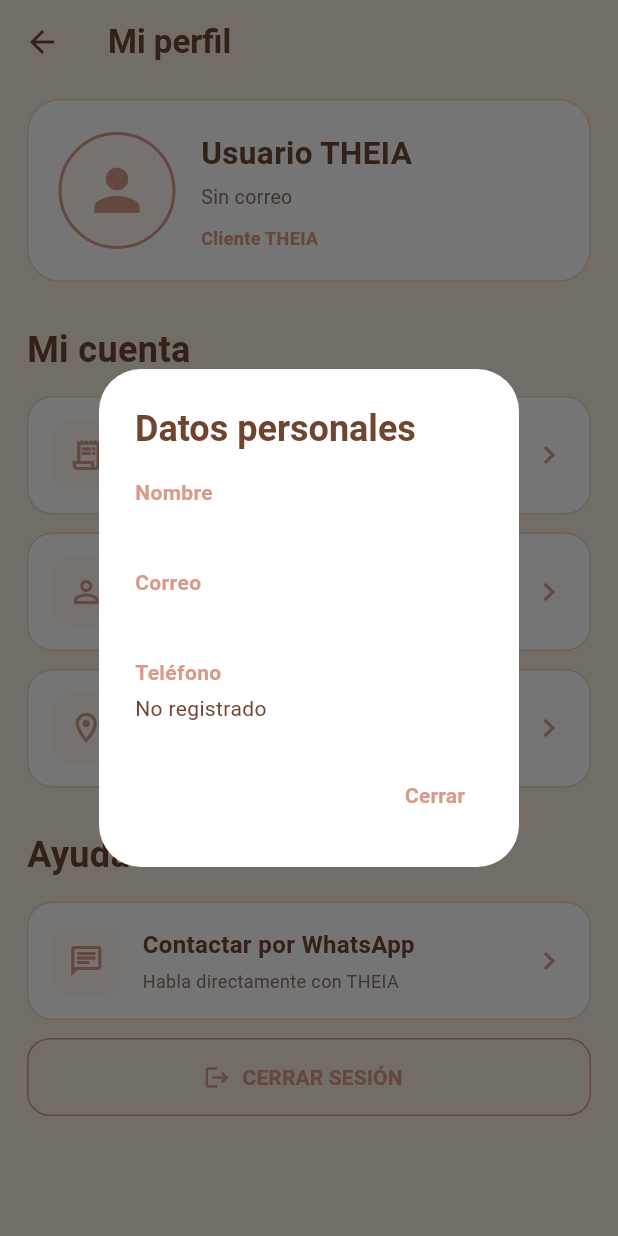
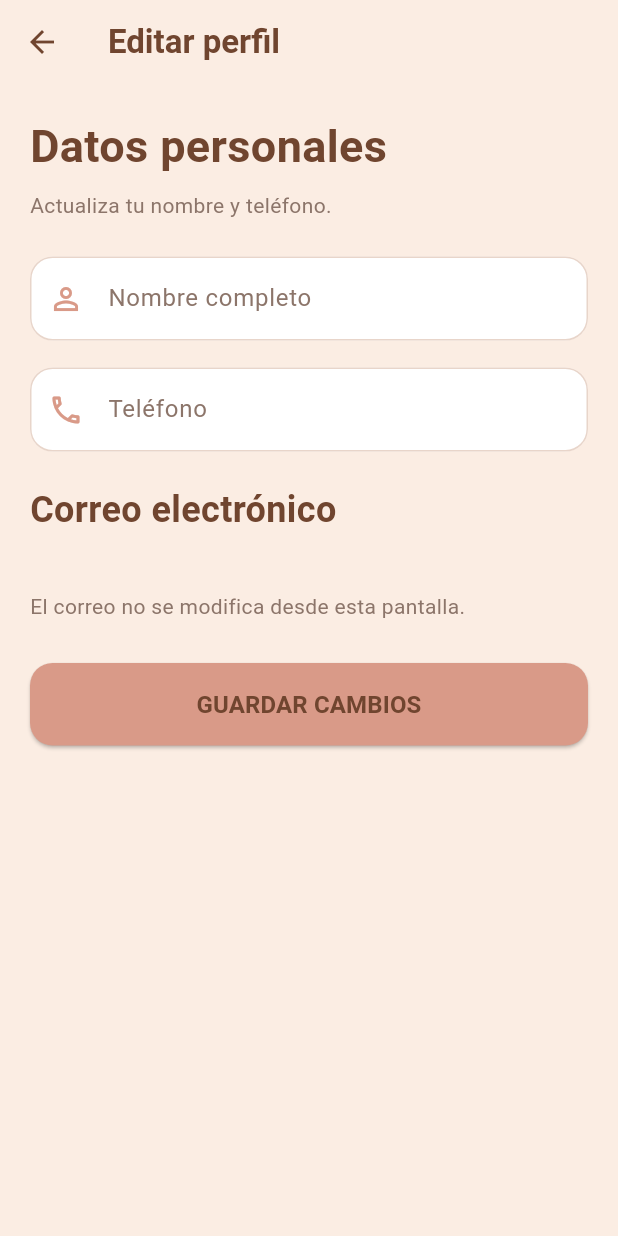
Before and after one commit to cherlynwz/theiaapp, a Flutter app: the PerfilCliente screen opened directly, after a tap on "Datos personales", on a phone screen of 412 x 824 dp. Run offline on Flutter 3.47's test engine with Material 3 defaults, Android fonts, the phone set to English and light mode, and no system bars; our stand-ins replace cloud_firestore, firebase_auth, firebase_core, flutter_map, google_sign_in, image_picker and 2 more; accounts and stored records are empty.

Commit message:
feat: permitir editar nombre y telefono del perfil del cliente

```diff
--- a/lib/logica/autenticacion_service.dart
+++ b/lib/logica/autenticacion_service.dart
@@ -127,4 +127,89 @@
       throw AutenticacionException(e.code);
     }
   }
+
+  // VALIDAR NOMBRE DEL PERFIL
+  static String? validarNombrePerfil(String valor) {
+    final nombre = valor.trim().replaceAll(RegExp(r'\s+'), ' ');
+
+    if (nombre.isEmpty) {
+      return 'Ingresa tu nombre';
+    }
+
+    if (nombre.runes.length > 100) {
+      return 'El nombre debe tener como máximo 100 caracteres';
+    }
+
+    final formato = RegExp(
+      r"^\p{L}[\p{L}\p{M}]*(?:[ '\u2019\u002D]\p{L}[\p{L}\p{M}]*)*$",
+      unicode: true,
+    );
+
+    if (!formato.hasMatch(nombre)) {
+      return 'Usa letras, espacios, apóstrofos o guiones';
+    }
+
+    return null;
+  }
+
+  // VALIDAR TELÉFONO DEL PERFIL
+  static String? validarTelefonoPerfil(String valor) {
+    if (!RegExp(r'^[0-9]{10}$').hasMatch(valor.trim())) {
+      return 'Ingresa un teléfono de exactamente 10 dígitos';
+    }
+
+    return null;
+  }
+
+  // GUARDAR PERFIL Y ACTUALIZAR LA SESIÓN
+  Future<Usuario> actualizarPerfil({
+    required String nombre,
+    required String telefono,
+  }) async {
+    final nombreLimpio = nombre.trim().replaceAll(RegExp(r'\s+'), ' ');
+    final telefonoLimpio = telefono.trim();
+
+    if (validarNombrePerfil(nombreLimpio) != null) {
+      throw AutenticacionException('nombre-invalido');
+    }
+
+    if (validarTelefonoPerfil(telefonoLimpio) != null) {
+      throw AutenticacionException('telefono-invalido');
+    }
+
+    final usuarioActual = Sesion.usuarioActual;
+    final uid = FirebaseAuth.instance.currentUser?.uid;
+
+    if (usuarioActual == null || uid == null) {
+      throw AutenticacionException('usuario-no-autenticado');
+    }
+
+    try {
+      await _dao.actualizarPerfil(
+        nombre: nombreLimpio,
+        telefono: telefonoLimpio,
+      );
+
+      // Evita modificar una sesión que haya cambiado durante el guardado.
+      if (FirebaseAuth.instance.currentUser?.uid != uid ||
+          !identical(Sesion.usuarioActual, usuarioActual)) {
+        throw AutenticacionException('sesion-cambiada');
+      }
+
+      final actualizado = Usuario(
+        id: usuarioActual.id,
+        nombre: nombreLimpio,
+        correo: usuarioActual.correo,
+        password: usuarioActual.password,
+        telefono: telefonoLimpio,
+        rol: usuarioActual.rol,
+      );
+
+      Sesion.iniciarSesion(actualizado);
+
+      return actualizado;
+    } on FirebaseAuthException catch (e) {
+      throw AutenticacionException(e.code);
+    }
+  }
 }
--- /dev/null
+++ b/lib/presentacion/pantallas/cliente/editar_perfil.dart
@@ -0,0 +1,269 @@
+import 'package:flutter/material.dart';
+import 'package:flutter/services.dart';
+
+import '../../../logica/autenticacion_service.dart';
+import '../../../logica/sesion.dart';
+import '../../estilos/styles.dart';
+
+class EditarPerfil extends StatefulWidget {
+  const EditarPerfil({super.key});
+
+  @override
+  State<EditarPerfil> createState() => _EditarPerfilState();
+}
+
+class _EditarPerfilState extends State<EditarPerfil> {
+  final _formKey = GlobalKey<FormState>();
+  final _servicio = AutenticacionService();
+
+  late final TextEditingController nombreController;
+  late final TextEditingController telefonoController;
+
+  bool guardando = false;
+  bool validarCampos = false;
+  String? mensajeError;
+
+  @override
+  void initState() {
+    super.initState();
+
+    final usuario = Sesion.usuarioActual;
+
+    nombreController = TextEditingController(text: usuario?.nombre ?? '');
+
+    telefonoController = TextEditingController(text: usuario?.telefono ?? '');
+  }
+
+  @override
+  void dispose() {
+    nombreController.dispose();
+    telefonoController.dispose();
+    super.dispose();
+  }
+
+  Future<void> guardarPerfil() async {
+    if (guardando) return;
+
+    setState(() {
+      validarCampos = true;
+      mensajeError = null;
+    });
+
+    if (!_formKey.currentState!.validate()) return;
+
+    FocusScope.of(context).unfocus();
+
+    setState(() {
+      guardando = true;
+    });
+
+    try {
+      await _servicio.actualizarPerfil(
+        nombre: nombreController.text,
+        telefono: telefonoController.text,
+      );
+
+      if (!mounted) return;
+
+      Navigator.pop(context, true);
+    } on AutenticacionException catch (e) {
+      if (!mounted) return;
+
+      String mensaje;
+
+      switch (e.code) {
+        case 'nombre-invalido':
+          mensaje = 'Revisa el nombre ingresado.';
+          break;
+        case 'telefono-invalido':
+          mensaje = 'El teléfono debe tener exactamente 10 dígitos.';
+          break;
+        case 'usuario-no-autenticado':
+        case 'sesion-cambiada':
+          mensaje = 'Tu sesión cambió. Vuelve a iniciar sesión.';
+          break;
+        case 'permission-denied':
+          mensaje = 'No tienes permiso para actualizar estos datos.';
+          break;
+        case 'network-request-failed':
+        case 'unavailable':
+          mensaje = 'Revisa tu conexión a Internet e intenta nuevamente.';
+          break;
+        default:
+          mensaje = 'No se pudo actualizar el perfil. Intenta nuevamente.';
+      }
+
+      setState(() {
+        mensajeError = mensaje;
+      });
+    } catch (e) {
+      if (!mounted) return;
+
+      debugPrint('ERROR AL ACTUALIZAR PERFIL: $e');
+
+      setState(() {
+        mensajeError =
+            'No se pudo guardar el perfil. Revisa tu conexión e intenta nuevamente.';
+      });
+    } finally {
+      if (mounted) {
+        setState(() {
+          guardando = false;
+        });
+      }
+    }
+  }
+
+  InputDecoration _decoracion(String titulo, IconData icono) {
+    return InputDecoration(
+      labelText: titulo,
+      labelStyle: const TextStyle(color: AppColors.textoSecundario),
+      prefixIcon: Icon(icono, color: AppColors.naranja),
+      filled: true,
+      fillColor: AppColors.tarjeta,
+      errorMaxLines: 3,
+      errorStyle: const TextStyle(color: Colors.redAccent),
+      enabledBorder: OutlineInputBorder(
+        borderRadius: BorderRadius.circular(15),
+        borderSide: const BorderSide(color: AppColors.borde),
+      ),
+      focusedBorder: OutlineInputBorder(
+        borderRadius: BorderRadius.circular(15),
+        borderSide: const BorderSide(color: AppColors.naranja),
+      ),
+      errorBorder: OutlineInputBorder(
+        borderRadius: BorderRadius.circular(15),
+        borderSide: const BorderSide(color: Colors.redAccent),
+      ),
+      focusedErrorBorder: OutlineInputBorder(
+        borderRadius: BorderRadius.circular(15),
+        borderSide: const BorderSide(color: Colors.redAccent, width: 2),
+      ),
+    );
+  }
+
+  @override
+  Widget build(BuildContext context) {
+    final usuario = Sesion.usuarioActual;
+
+    return PopScope(
+      canPop: !guardando,
+      child: Scaffold(
+        backgroundColor: AppColors.fondo,
+        appBar: AppBar(
+          backgroundColor: AppColors.fondo,
+          foregroundColor: AppColors.crema,
+          automaticallyImplyLeading: !guardando,
+          title: const Text(
+            'Editar perfil',
+            style: TextStyle(
+              color: AppColors.crema,
+              fontWeight: FontWeight.bold,
+            ),
+          ),
+        ),
+        body: SingleChildScrollView(
+          padding: const EdgeInsets.all(20),
+          child: Form(
+            key: _formKey,
+            autovalidateMode: validarCampos
+                ? AutovalidateMode.onUserInteraction
+                : AutovalidateMode.disabled,
+            child: Column(
+              crossAxisAlignment: CrossAxisAlignment.stretch,
+              children: [
+                const Text('Datos personales', style: AppStyles.tituloGrande),
+                const SizedBox(height: 8),
+                const Text(
+                  'Actualiza tu nombre y teléfono.',
+                  style: AppStyles.textoNormal,
+                ),
+                const SizedBox(height: 24),
+
+                TextFormField(
+                  controller: nombreController,
+                  enabled: !guardando,
+                  textCapitalization: TextCapitalization.words,
+                  style: const TextStyle(color: AppColors.crema),
+                  decoration: _decoracion(
+                    'Nombre completo',
+                    Icons.person_outline,
+                  ),
+                  validator: (valor) {
+                    return AutenticacionService.validarNombrePerfil(
+                      valor ?? '',
+                    );
+                  },
+                ),
+                const SizedBox(height: 18),
+
+                TextFormField(
+                  controller: telefonoController,
+                  enabled: !guardando,
+                  keyboardType: TextInputType.phone,
+                  inputFormatters: [
+                    FilteringTextInputFormatter.digitsOnly,
+                    LengthLimitingTextInputFormatter(10),
+                  ],
+                  style: const TextStyle(color: AppColors.crema),
+                  decoration: _decoracion('Teléfono', Icons.phone_outlined),
+                  validator: (valor) {
+                    return AutenticacionService.validarTelefonoPerfil(
+                      valor ?? '',
+                    );
+                  },
+                ),
+                const SizedBox(height: 22),
+
+                const Text('Correo electrónico', style: AppStyles.titulo),
+                const SizedBox(height: 8),
+                Text(usuario?.correo ?? '', style: AppStyles.textoNormal),
+                const SizedBox(height: 8),
+                const Text(
+                  'El correo no se modifica desde esta pantalla.',
+                  style: AppStyles.textoNormal,
+                ),
+
+                if (mensajeError != null) ...[
+                  const SizedBox(height: 20),
+                  Text(
+                    mensajeError!,
+                    style: const TextStyle(color: Colors.redAccent),
+                  ),
+                ],
+
+                const SizedBox(height: 28),
+                SizedBox(
+                  height: 55,
+                  child: ElevatedButton(
+                    onPressed: guardando ? null : guardarPerfil,
+                    style: ElevatedButton.styleFrom(
+                      backgroundColor: AppColors.naranja,
+                      foregroundColor: AppColors.negro,
+                      shape: RoundedRectangleBorder(
+                        borderRadius: BorderRadius.circular(15),
+                      ),
+                    ),
+                    child: guardando
+                        ? const SizedBox(
+                            width: 23,
+                            height: 23,
+                            child: CircularProgressIndicator(
+                              strokeWidth: 2,
+                              color: AppColors.naranja,
+                            ),
+                          )
+                        : const Text(
+                            'GUARDAR CAMBIOS',
+                            style: AppStyles.textoBoton,
+                          ),
+                  ),
+                ),
+              ],
+            ),
+          ),
+        ),
+      ),
+    );
+  }
+}
--- a/lib/presentacion/pantallas/cliente/perfil_cliente.dart
+++ b/lib/presentacion/pantallas/cliente/perfil_cliente.dart
@@ -6,10 +6,16 @@
 import '../login.dart';
 import 'pedidos.dart';
 import 'ubicacion.dart';
+import 'editar_perfil.dart';
 
-class PerfilCliente extends StatelessWidget {
+class PerfilCliente extends StatefulWidget {
   const PerfilCliente({super.key});
 
+  @override
+  State<PerfilCliente> createState() => _PerfilClienteState();
+}
+
+class _PerfilClienteState extends State<PerfilCliente> {
   // ============================================================
   // CONFIGURACIÓN
   // ============================================================
@@ -19,8 +25,7 @@
   static const String numeroWhatsApp = '527721464993';
 
   // Dirección de THEIA
-  static const String direccionTheia =
-      'Leona Vicario 72, San Antonio, 42300 Ixmiquilpan, Hgo.';
+
 
   // ============================================================
   // BUILD
@@ -98,8 +103,34 @@
                   ? 'Nombre, teléfono y correo'
                   : '${usuario.nombre} • ${usuario.correo}',
 
-              onTap: () {
-                _mostrarDatosPersonales(context);
+              onTap: () async {
+                final actualizado = await Navigator.push<bool>(
+                  context,
+                  MaterialPageRoute(builder: (_) => const EditarPerfil()),
+                );
+
+                if (!context.mounted) return;
+
+                if (actualizado == true) {
+                  setState(() {});
+
+                  ScaffoldMessenger.of(context)
+                    ..clearSnackBars()
+                    ..showSnackBar(
+                      SnackBar(
+                        backgroundColor: AppColors.tarjetaClara,
+                        behavior: SnackBarBehavior.floating,
+                        duration: const Duration(seconds: 2),
+                        shape: RoundedRectangleBorder(
+                          borderRadius: BorderRadius.circular(14),
+                        ),
+                        content: const Text(
+                          'Perfil actualizado correctamente',
+                          style: TextStyle(color: AppColors.crema),
+                        ),
+                      ),
+                    );
+                }
               },
             ),
 
@@ -382,8 +413,6 @@
   // GOOGLE MAPS
   // ============================================================
 
-
-
   // ============================================================
   // WHATSAPP
   // ============================================================
@@ -439,140 +468,6 @@
   }
 
   // ============================================================
-  // DATOS PERSONALES
-  // ============================================================
-
-  void _mostrarDatosPersonales(BuildContext context) {
-    final usuario = Sesion.usuarioActual;
-
-    if (usuario == null) {
-      _mensajeTemporal(context, 'No hay una sesión activa');
-
-      return;
-    }
-
-    showDialog(
-      context: context,
-
-      builder: (context) {
-        return AlertDialog(
-          backgroundColor: AppColors.tarjeta,
-
-          title: const Text(
-            'Datos personales',
-
-            style: TextStyle(
-              color: AppColors.crema,
-              fontWeight: FontWeight.bold,
-            ),
-          ),
-
-          content: Column(
-            mainAxisSize: MainAxisSize.min,
-
-            crossAxisAlignment: CrossAxisAlignment.start,
-
-            children: [
-              // ==================================================
-              // NOMBRE
-              // ==================================================
-              const Text(
-                'Nombre',
-
-                style: TextStyle(
-                  color: AppColors.naranja,
-                  fontWeight: FontWeight.bold,
-                ),
-              ),
-
-              const SizedBox(height: 4),
-
-              Text(
-                usuario.nombre,
-
-                style: const TextStyle(color: AppColors.crema),
-              ),
-
-              const SizedBox(height: 15),
-
-              // ==================================================
-              // CORREO
-              // ==================================================
-              const Text(
-                'Correo',
-
-                style: TextStyle(
-                  color: AppColors.naranja,
-                  fontWeight: FontWeight.bold,
-                ),
-              ),
-
-              const SizedBox(height: 4),
-
-              Text(
-                usuario.correo,
-
-                style: const TextStyle(color: AppColors.crema),
-              ),
-
-              const SizedBox(height: 15),
-
-              // ==================================================
-              // TELÉFONO
-              // ==================================================
-              const Text(
-                'Teléfono',
-
-                style: TextStyle(
-                  color: AppColors.naranja,
-                  fontWeight: FontWeight.bold,
-                ),
-              ),
-
-              const SizedBox(height: 4),
-
-              Text(
-                usuario.telefono.isEmpty ? 'No registrado' : usuario.telefono,
-
-                style: const TextStyle(color: AppColors.crema),
-              ),
-            ],
-          ),
-
-          actions: [
-            TextButton(
-              onPressed: () {
-                Navigator.pop(context);
-              },
-
-              child: const Text(
-                'Cerrar',
-
-                style: TextStyle(
-                  color: AppColors.naranja,
-                  fontWeight: FontWeight.bold,
-                ),
-              ),
-            ),
-          ],
-        );
-      },
-    );
-  }
-
-  // ============================================================
-  // MENSAJE TEMPORAL
-  // ============================================================
-
-  void _mensajeTemporal(BuildContext context, String mensaje) {
-    ScaffoldMessenger.of(context).showSnackBar(
-      SnackBar(
-        backgroundColor: AppColors.tarjetaClara,
-
-        content: Text(mensaje, style: const TextStyle(color: AppColors.crema)),
-      ),
-    );
-  }
 
   // ============================================================
   // CERRAR SESIÓN
```
Also changed, not shown: lib/datos/dao/autenticacion_dao.dart (+17 -0 lines).
